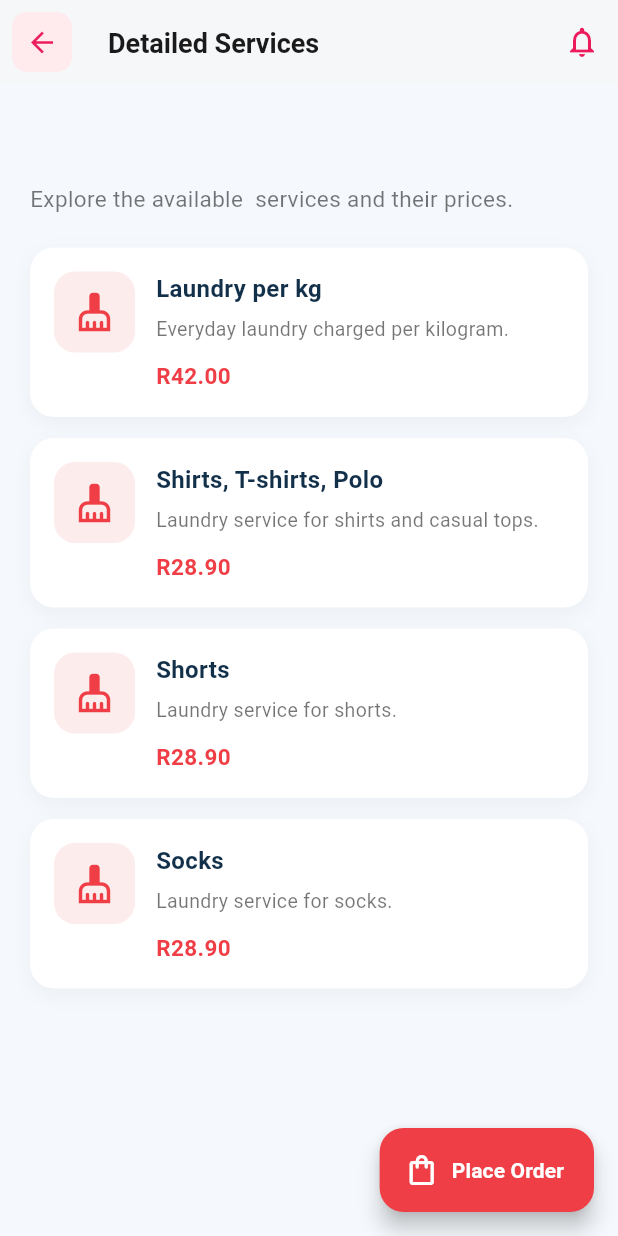
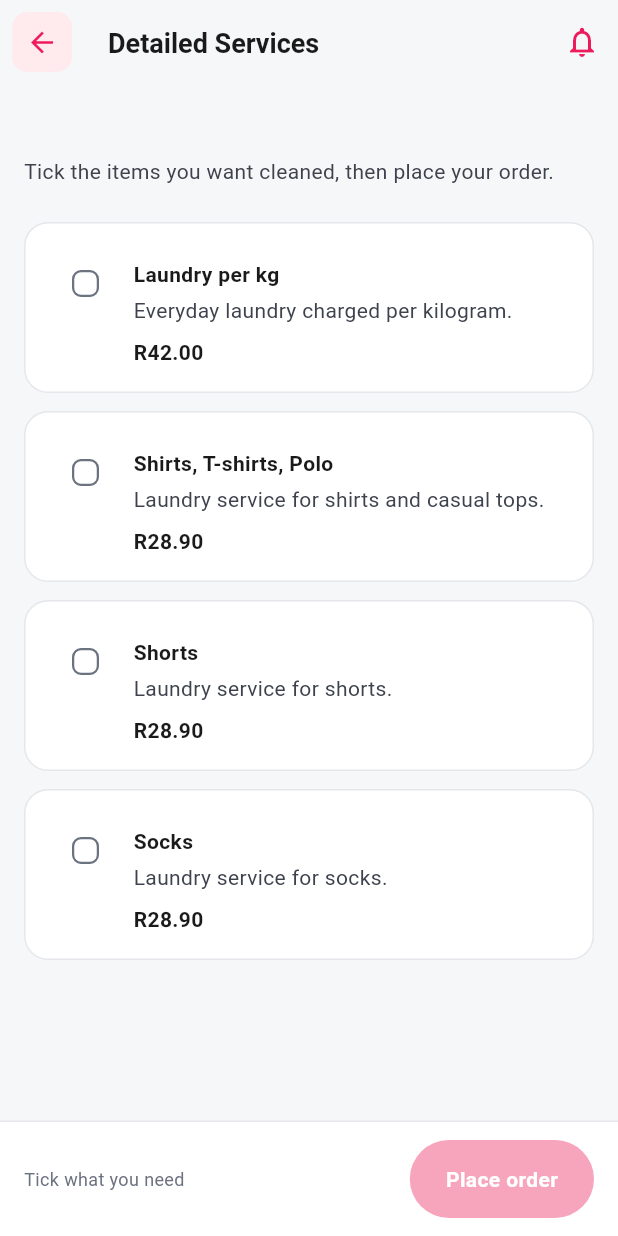
Before and after one commit to Rethabile053/SupaClean, a Flutter app: the DetailedServicesScreen screen opened directly with empty values, on a phone screen of 412 x 824 dp. Run offline on Flutter 3.47's test engine with Material 3 defaults, Android fonts, the phone set to English and light mode, and no system bars; our stand-ins replace supabase_flutter; accounts and stored records are empty.

Commit message:
Make Detailed Services a checklist and carry ticked items to Place Order
- Detailed Services lists each item with a checkbox; the whole card
  toggles. A sticky bar shows how many items are selected and keeps Place
  order disabled until at least one is ticked.
- Place Order starts with the ticked items (1 each), or the first item of
  the category when none were ticked. Steppers and totals are unchanged.
- StickyCtaBar sizes its button to the label so it cannot overflow.
- Add widget tests for the checklist and the hand-over to Place Order.

```diff
--- a/flutter/supaclean_app/lib/views/detailed_services_screen.dart
+++ b/flutter/supaclean_app/lib/views/detailed_services_screen.dart
@@ -1,302 +1,235 @@
-
 import 'package:flutter/material.dart';
+import '../core/app_theme.dart';
+import '../core/constants.dart';
 import '../viewmodels/service_viewmodel.dart';
+import '../widgets/app_card.dart';
 import '../widgets/app_header.dart';
+import '../widgets/status_badge.dart';
+import '../widgets/sticky_cta_bar.dart';
 import 'place_order_screen.dart';
 
-class DetailedServicesScreen extends StatelessWidget {
+/// Lists the items of one service as a checklist. The ticked items are
+/// carried into Place Order.
+class DetailedServicesScreen extends StatefulWidget {
   final String category;
 
-  DetailedServicesScreen({
+  const DetailedServicesScreen({
     super.key,
     required this.category,
   });
 
+  @override
+  State<DetailedServicesScreen> createState() => _DetailedServicesScreenState();
+}
+
+class _DetailedServicesScreenState extends State<DetailedServicesScreen> {
   final ServiceViewModel viewModel = ServiceViewModel();
 
-  static const Color primaryRed = Color(0xFFEF3E46);
-  static const Color darkBlue = Color(0xFF12304A);
-  static const Color background = Color(0xFFF5F8FC);
+  /// Names of the ticked items.
+  final Set<String> _selected = {};
 
-  bool get hasEstimatedPrices =>
-      category == 'Ironing' || category == 'Shoe Cleaning';
+  late final List<ServiceItem> _items =
+      viewModel.getItemsForCategory(widget.category);
 
-  bool get isSpecialServices =>
-      category == 'Other Special Services';
+  bool get _hasEstimatedPrices =>
+      widget.category == 'Ironing' || widget.category == 'Shoe Cleaning';
 
-  // Choose an icon for the category, or the individual
-  // item when displaying Other Special Services.
-  IconData getServiceIcon(String name) {
-    switch (name) {
-      case 'Wash & Fold':
-        return Icons.local_laundry_service;
+  bool get _isSpecialServices => widget.category == 'Other Special Services';
 
-      case 'Dry Cleaning':
-        return Icons.checkroom;
+  void _toggle(ServiceItem item) {
+    setState(() {
+      if (!_selected.remove(item.name)) _selected.add(item.name);
+    });
+  }
 
-      case 'Ironing':
-        // A clothing icon is used as a safe built-in
-        // substitute for an iron-shaped icon.
-        return Icons.dry_cleaning;
-
-      case 'Bedding & Linen':
-        return Icons.bed;
-
-      case 'Shoe Cleaning':
-        return Icons.shopping_bag;
-
-      case 'Other Special Services':
-        return Icons.auto_awesome;
-
-      case 'Carpet Cleaning':
-        return Icons.grid_view;
-
-      case 'Leather Garments':
-        return Icons.checkroom;
-
-      default:
-        return Icons.cleaning_services;
-    }
+  void _continue() {
+    Navigator.push(
+      context,
+      MaterialPageRoute(
+        builder: (_) => PlaceOrderScreen(
+          category: widget.category,
+          initialItems: _items
+              .where((item) => _selected.contains(item.name))
+              .map((item) => item.name)
+              .toList(),
+        ),
+      ),
+    );
   }
 
   @override
   Widget build(BuildContext context) {
-    final items = viewModel.getItemsForCategory(category);
+    final count = _selected.length;
 
     return Scaffold(
-      backgroundColor: background,
       appBar: const AppHeader(title: 'Detailed Services'),
-      floatingActionButton: FloatingActionButton.extended(
-  backgroundColor: const Color(0xFFEF3E46),
-  foregroundColor: Colors.white,
-  icon: const Icon(Icons.shopping_bag_outlined),
-  label: const Text('Place Order'),
-  onPressed: () {
-    Navigator.push(
-      context,
-      MaterialPageRoute(
-        builder: (_) => PlaceOrderScreen(
-          category: category,
+      bottomNavigationBar: StickyCtaBar(
+        summaryLabel: count == 0
+            ? 'Tick what you need'
+            : '$count ${count == 1 ? 'item' : 'items'} selected',
+        buttonText: 'Place order',
+        onPressed: count == 0 ? null : _continue,
+      ),
+      body: SafeArea(
+        top: false,
+        bottom: false,
+        child: ListView(
+          padding: const EdgeInsets.fromLTRB(
+            AppSpace.s16,
+            AppSpace.s8,
+            AppSpace.s16,
+            AppSpace.s24,
+          ),
+          children: [
+            Text(widget.category, style: AppText.display),
+            const SizedBox(height: AppSpace.s8),
+            Text(
+              _isSpecialServices
+                  ? 'Specialist cleaning for carpets and leather garments.'
+                  : 'Tick the items you want cleaned, then place your order.',
+              style: AppText.body,
+            ),
+            const SizedBox(height: AppSpace.s24),
+            if (_hasEstimatedPrices)
+              const _Notice(
+                icon: Icons.info_outline,
+                tone: StatusTone.warning,
+                text: 'These prices are estimates for the prototype and may '
+                    'change. Please confirm the final price with SupaClean.',
+              ),
+            if (_isSpecialServices)
+              const _Notice(
+                icon: Icons.fact_check_outlined,
+                tone: StatusTone.progress,
+                text: 'Special items may require assessment before cleaning '
+                    'can be accepted. SupaClean will confirm whether the item '
+                    'can be cleaned and provide the applicable price.',
+              ),
+            if (_items.isEmpty)
+              const AppCard(
+                padding: EdgeInsets.all(AppSpace.s24),
+                child: Column(
+                  children: [
+                    Icon(
+                      Icons.inventory_2_outlined,
+                      size: 44,
+                      color: AppColors.textGrey,
+                    ),
+                    SizedBox(height: AppSpace.s12),
+                    Text('No services available yet.', style: AppText.title),
+                  ],
+                ),
+              )
+            else
+              for (final item in _items) ...[
+                _ItemRow(
+                  item: item,
+                  selected: _selected.contains(item.name),
+                  priceOnAssessment: _isSpecialServices,
+                  onTap: () => _toggle(item),
+                ),
+                const SizedBox(height: AppSpace.s12),
+              ],
+          ],
         ),
       ),
     );
-  },
+  }
+}
+
+class _ItemRow extends StatelessWidget {
+  final ServiceItem item;
+  final bool selected;
+  final bool priceOnAssessment;
+  final VoidCallback onTap;
+
+  const _ItemRow({
+    required this.item,
+    required this.selected,
+    required this.priceOnAssessment,
+    required this.onTap,
+  });
+
+  @override
+  Widget build(BuildContext context) {
+    final price = priceOnAssessment
+        ? 'Price after assessment'
+        : 'R${item.price.toStringAsFixed(2)}'
+            '${item.isEstimated ? ' (estimated)' : ''}';
+
+    return AppCard(
+      onTap: onTap,
+      color: selected ? AppColors.primarySoft : AppColors.surface,
+      borderColor: selected ? AppColors.primary : AppColors.border,
+      borderWidth: selected ? 1.5 : 1,
+      child: Row(
+        crossAxisAlignment: CrossAxisAlignment.start,
+        children: [
+          // The whole card toggles, so the box itself is not interactive.
+          IgnorePointer(
+            child: Checkbox(
+              value: selected,
+              onChanged: (_) {},
+              activeColor: AppColors.primary,
+              side: const BorderSide(color: AppColors.textGrey, width: 1.5),
+              shape: RoundedRectangleBorder(
+                borderRadius: BorderRadius.circular(6),
               ),
-      body: SafeArea(
-        child: SingleChildScrollView(
-          padding: const EdgeInsets.all(20),
+            ),
+          ),
+          const SizedBox(width: AppSpace.s8),
+          Expanded(
+            child: Padding(
+              padding: const EdgeInsets.only(top: AppSpace.s8),
               child: Column(
                 crossAxisAlignment: CrossAxisAlignment.start,
                 children: [
-              Text(
-                category,
-                style: const TextStyle(
-                  fontSize: 26,
-                  fontWeight: FontWeight.bold,
-                  color: darkBlue,
-                ),
-              ),
-              const SizedBox(height: 8),
-              Text(
-                isSpecialServices
-                    ? 'Specialist cleaning for carpets and leather garments.'
-                    : 'Explore the available $category services and their prices.',
-                style: const TextStyle(
-                  fontSize: 15,
-                  color: Colors.black54,
-                  height: 1.5,
-                ),
-              ),
-              const SizedBox(height: 20),
-
-              if (hasEstimatedPrices) ...[
-                Container(
-                  width: double.infinity,
-                  padding: const EdgeInsets.all(14),
-                  decoration: BoxDecoration(
-                    color: Colors.orange.shade50,
-                    borderRadius: BorderRadius.circular(12),
-                    border: Border.all(color: Colors.orange.shade200),
-                  ),
-                  child: Row(
-                    crossAxisAlignment: CrossAxisAlignment.start,
-                    children: [
-                      Icon(
-                        Icons.info_outline,
-                        color: Colors.orange.shade800,
-                      ),
-                      const SizedBox(width: 10),
-                      const Expanded(
-                        child: Text(
-                          'These prices are estimates for the prototype '
-                          'and may change. Please confirm the final price '
-                          'with SupaClean.',
-                          style: TextStyle(
-                            fontSize: 13,
-                            height: 1.5,
+                  Text(item.name, style: AppText.bodyStrong),
+                  const SizedBox(height: AppSpace.s4),
+                  Text(item.description, style: AppText.body),
+                  const SizedBox(height: AppSpace.s8),
+                  Text(price, style: AppText.figures(AppText.bodyStrong)),
+                ],
               ),
             ),
           ),
         ],
       ),
+    );
+  }
+}
+
+class _Notice extends StatelessWidget {
+  final IconData icon;
+  final StatusTone tone;
+  final String text;
+
+  const _Notice({required this.icon, required this.tone, required this.text});
+
+  @override
+  Widget build(BuildContext context) {
+    return Padding(
+      padding: const EdgeInsets.only(bottom: AppSpace.s16),
+      child: Container(
+        padding: const EdgeInsets.all(AppSpace.s16),
+        decoration: BoxDecoration(
+          color: tone.background,
+          borderRadius: BorderRadius.circular(AppRadius.card),
         ),
-                const SizedBox(height: 16),
-              ],
-
-              if (isSpecialServices) ...[
-                Container(
-                  width: double.infinity,
-                  padding: const EdgeInsets.all(14),
-                  decoration: BoxDecoration(
-                    color: Colors.blue.shade50,
-                    borderRadius: BorderRadius.circular(12),
-                    border: Border.all(color: Colors.blue.shade100),
-                  ),
-                  child: const Row(
+        child: Row(
           crossAxisAlignment: CrossAxisAlignment.start,
           children: [
-                      Icon(
-                        Icons.fact_check_outlined,
-                        color: darkBlue,
-                      ),
-                      SizedBox(width: 10),
+            Icon(icon, color: tone.foreground),
+            const SizedBox(width: AppSpace.s12),
             Expanded(
               child: Text(
-                          'Special items may require assessment before '
-                          'cleaning can be accepted. SupaClean will confirm '
-                          'whether the item can be cleaned and provide '
-                          'the applicable price.',
-                          style: TextStyle(
-                            fontSize: 13,
-                            color: darkBlue,
-                            height: 1.5,
-                          ),
+                text,
+                style: AppText.body.copyWith(color: tone.foreground),
               ),
             ),
           ],
         ),
       ),
-                const SizedBox(height: 16),
-              ],
-
-              if (items.isEmpty)
-                Container(
-                  width: double.infinity,
-                  padding: const EdgeInsets.all(24),
-                  decoration: BoxDecoration(
-                    color: Colors.white,
-                    borderRadius: BorderRadius.circular(16),
-                  ),
-                  child: const Column(
-                    children: [
-                      Icon(
-                        Icons.inventory_2_outlined,
-                        size: 44,
-                        color: Colors.black38,
-                      ),
-                      SizedBox(height: 12),
-                      Text(
-                        'No services available yet.',
-                        style: TextStyle(
-                          fontSize: 16,
-                          fontWeight: FontWeight.w600,
-                          color: darkBlue,
-                        ),
-                      ),
-                    ],
-                  ),
-                )
-              else
-                ...items.map((item) {
-                  // For special services, choose the icon
-                  // using each item's name.
-                  final iconName = isSpecialServices
-                      ? item.name
-                      : category;
-
-                  return Container(
-                    margin: const EdgeInsets.only(bottom: 14),
-                    padding: const EdgeInsets.all(16),
-                    decoration: BoxDecoration(
-                      color: Colors.white,
-                      borderRadius: BorderRadius.circular(16),
-                      boxShadow: [
-                        BoxShadow(
-                          color: Colors.black.withValues(alpha: 0.04),
-                          blurRadius: 10,
-                          offset: const Offset(0, 4),
-                        ),
-                      ],
-                    ),
-                    child: Row(
-                      crossAxisAlignment: CrossAxisAlignment.start,
-                      children: [
-                        Container(
-                          width: 54,
-                          height: 54,
-                          decoration: BoxDecoration(
-                            color: primaryRed.withValues(alpha: 0.10),
-                            borderRadius: BorderRadius.circular(14),
-                          ),
-                          child: Icon(
-                            getServiceIcon(iconName),
-                            color: primaryRed,
-                            size: 28,
-                          ),
-                        ),
-                        const SizedBox(width: 14),
-                        Expanded(
-                          child: Column(
-                            crossAxisAlignment: CrossAxisAlignment.start,
-                            children: [
-                              Text(
-                                item.name,
-                                style: const TextStyle(
-                                  fontSize: 16,
-                                  fontWeight: FontWeight.bold,
-                                  color: darkBlue,
-                                ),
-                              ),
-                              const SizedBox(height: 6),
-                              Text(
-                                item.description,
-                                style: const TextStyle(
-                                  fontSize: 13,
-                                  color: Colors.black54,
-                                  height: 1.5,
-                                ),
-                              ),
-                              const SizedBox(height: 10),
-                              if (isSpecialServices)
-                                const Text(
-                                  'Price confirmed after assessment',
-                                  style: TextStyle(
-                                    fontSize: 12,
-                                    fontWeight: FontWeight.bold,
-                                    color: primaryRed,
-                                  ),
-                                )
-                              else
-                                Text(
-                                  'R${item.price.toStringAsFixed(2)}'
-                                  '${item.isEstimated ? ' (estimated)' : ''}',
-                                  style: const TextStyle(
-                                    fontSize: 15,
-                                    fontWeight: FontWeight.bold,
-                                    color: primaryRed,
-                                  ),
-                                ),
-                            ],
-                          ),
-                        ),
-                      ],
-                    ),
-                  );
-                }),
-            ],
-          ),
-        ),
-      ),
     );
   }
 }
--- a/flutter/supaclean_app/lib/views/place_order_screen.dart
+++ b/flutter/supaclean_app/lib/views/place_order_screen.dart
@@ -6,9 +6,14 @@ import 'date_time_screen.dart';
 class PlaceOrderScreen extends StatefulWidget {
   final String category;
 
+  /// Names of the items ticked on Detailed Services. Empty starts with the
+  /// category's first item.
+  final List<String> initialItems;
+
   const PlaceOrderScreen({
     super.key,
     required this.category,
+    this.initialItems = const [],
   });
 
   @override
@@ -71,14 +76,15 @@ class _PlaceOrderScreenState extends State<PlaceOrderScreen> {
         ? widget.category
         : services.first.name;
 
-    _addInitialItem();
+    _addInitialItem(widget.initialItems);
   }
 
-  void _addInitialItem() {
+  void _addInitialItem([List<String> names = const []]) {
     final items = currentCategory.items;
+    final chosen = items.where((item) => names.contains(item.name)).toList();
 
-    if (items.isNotEmpty) {
-      final item = items.first;
+    // Start with what was ticked, or the first item when nothing was.
+    for (final item in chosen.isNotEmpty ? chosen : items.take(1)) {
       final key = getItemKey(item);
 
       selectedItems[key] = item;
--- a/flutter/supaclean_app/lib/widgets/sticky_cta_bar.dart
+++ b/flutter/supaclean_app/lib/widgets/sticky_cta_bar.dart
@@ -63,15 +63,23 @@ class StickyCtaBar extends StatelessWidget {
                     ],
                   ),
                 ),
-              if (hasSummary) const SizedBox(width: AppSpace.s16),
-              Expanded(
-                flex: hasSummary ? 1 : 2,
-                child: PrimaryButton(
+              if (hasSummary) ...[
+                const SizedBox(width: AppSpace.s16),
+                // Sized to its label so it never overflows.
+                PrimaryButton(
                   text: buttonText,
                   onPressed: onPressed,
                   isLoading: isLoading,
+                  expand: false,
                 ),
-              ),
+              ] else
+                Expanded(
+                  child: PrimaryButton(
+                    text: buttonText,
+                    onPressed: onPressed,
+                    isLoading: isLoading,
+                  ),
+                ),
             ],
           ),
         ),
```
Also changed, not shown: 1 other file. Lines whose indentation alone changed are shown as unchanged.
